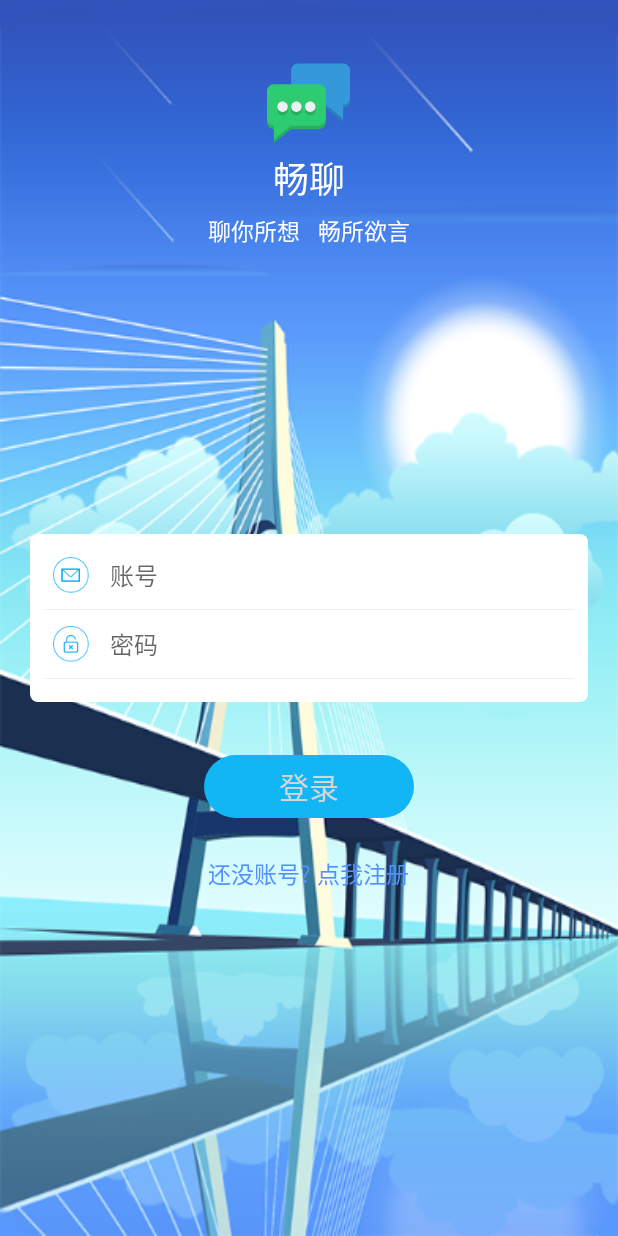
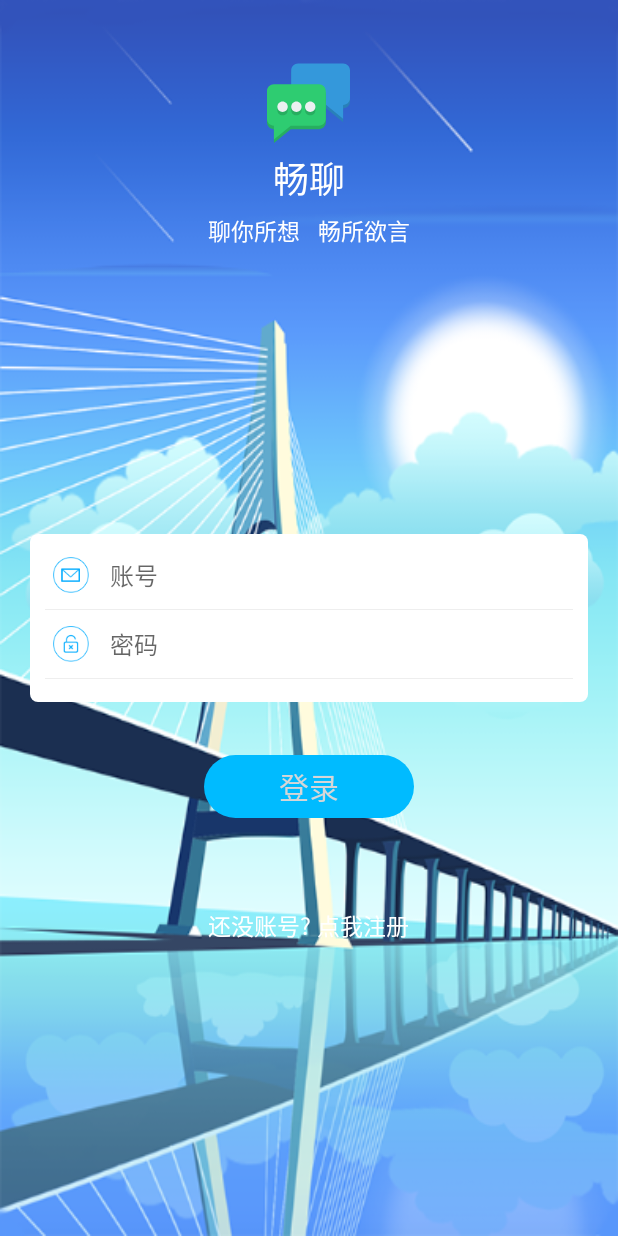
Before and after one commit to fenghaha/LetUsChat, an Android app: the LoginActivity screen opened directly, with no data from a screen before it, on a phone screen of 412 x 824 dp. Run offline under Robolectric (Android 15) with nearby library versions, the light colour scheme and no system bars; our stand-ins replace ButterKnife; libraries missing offline, so code that uses them is left out: com.avos.avoscloud.

Commit message:
finish x2

```diff
--- a/app/src/main/java/com/fenghaha/letuschat/UI/Activity/LoginActivity.java
+++ b/app/src/main/java/com/fenghaha/letuschat/UI/Activity/LoginActivity.java
@@ -9,6 +9,7 @@ import android.content.Intent;
 import android.os.Bundle;
 import android.view.View;
 import android.view.Window;
+import android.view.WindowManager;
 import android.view.animation.AccelerateDecelerateInterpolator;
 import android.widget.EditText;
 import android.widget.LinearLayout;
@@ -53,7 +54,8 @@ public class LoginActivity extends BaseActivity implements LoginContract.LoginVi
     @Override
     protected void onCreate(Bundle savedInstanceState) {
         super.onCreate(savedInstanceState);
-        requestWindowFeature(Window.FEATURE_NO_TITLE);
+        requestWindowFeature(Window.FEATURE_NO_TITLE);// 隐藏标题
+        getWindow().setFlags(WindowManager.LayoutParams.FLAG_FULLSCREEN, WindowManager.LayoutParams.FLAG_FULLSCREEN);// 设置全屏
         setContentView(R.layout.activity_login);
         ButterKnife.bind(this);
         initViews();
@@ -62,7 +64,10 @@ public class LoginActivity extends BaseActivity implements LoginContract.LoginVi
 
     @Override
     protected void initViews() {
-
+        tvRegister.setOnClickListener(v -> {
+            RegisterActivity.actionStart(this);
+            finish();
+        });
         mBtnLogin.setOnClickListener(v -> {
             String usn = etUsrName.getText().toString();
             String psw = etUsrPsw.getText().toString();
--- a/app/src/main/java/com/fenghaha/letuschat/UI/Activity/RegisterActivity.java
+++ b/app/src/main/java/com/fenghaha/letuschat/UI/Activity/RegisterActivity.java
@@ -1,5 +1,7 @@
 package com.fenghaha.letuschat.UI.Activity;
 
+import android.content.Context;
+import android.content.Intent;
 import android.graphics.Color;
 import android.os.Bundle;
 import android.text.Editable;
@@ -235,4 +237,8 @@ public class RegisterActivity extends BaseActivity {
             }
         });
     }
+
+    public static void actionStart(Context context) {
+        context.startActivity(new Intent(context, RegisterActivity.class));
+    }
 }
--- a/app/src/main/res/drawable-xhdpi/text_bg.xml
+++ b/app/src/main/res/drawable-xhdpi/text_bg.xml
@@ -4,7 +4,7 @@
 
     <corners android:radius="50dip"/>
 <solid
-    android:color="@color/colorBlue"/>
+    android:color="#00bbff"/>
 
 
 </shape>
--- a/app/src/main/res/layout/activity_login.xml
+++ b/app/src/main/res/layout/activity_login.xml
@@ -122,8 +122,8 @@
         android:layout_height="wrap_content"
         android:layout_below="@id/main_btn"
         android:layout_centerHorizontal="true"
-        android:layout_marginTop="25dp"
+        android:layout_marginTop="60dp"
         android:text="还没账号? 点我注册"
-        android:textColor="#5090ff"
+        android:textColor="#ffffff"
         android:textSize="15sp" />
 </RelativeLayout>
```
Also changed, not shown: app/src/main/res/drawable-xhdpi/ic_my_camera.xml (added, +9 -0 lines), app/src/main/res/drawable-xhdpi/ic_photo.xml (added, +9 -0 lines), app/src/main/res/drawable-xhdpi/ic_video.xml (added, +9 -0 lines), app/src/main/res/drawable-xhdpi/ic_voice.xml (added, +15 -0 lines).
